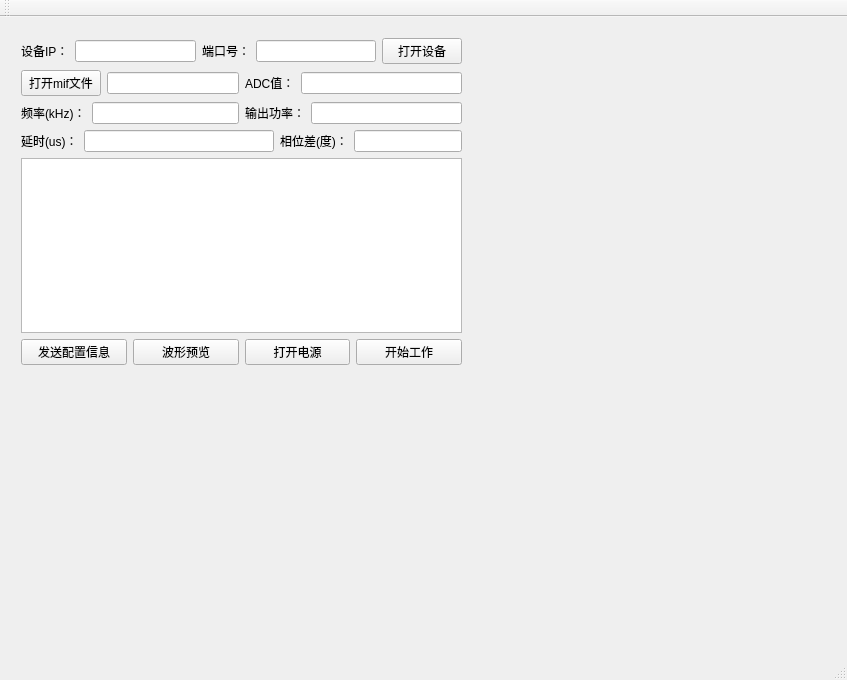
Above: Qt5Demo/Qt5Demo.ui from xdqrshi/lflQt before the change. Below: the same form after it.
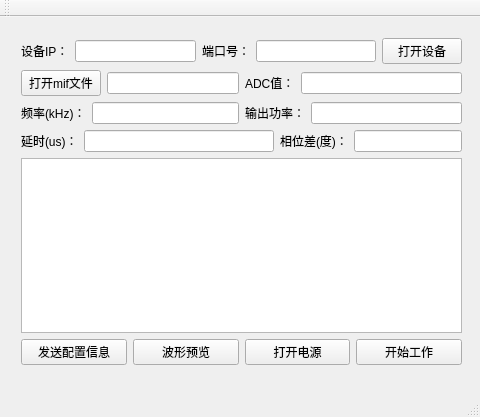
That is the form after the change. Custom widgets are drawn as their Qt base class.

Commit message: 修改了网络接收

The edit to the form file:
```diff
--- a/Qt5Demo/Qt5Demo.ui
+++ b/Qt5Demo/Qt5Demo.ui
@@ -6,8 +6,8 @@
    <rect>
     <x>0</x>
     <y>0</y>
-    <width>847</width>
-    <height>680</height>
+    <width>480</width>
+    <height>417</height>
    </rect>
   </property>
   <property name="windowTitle">
```
Left out of the diff: 2 changed lines with no effect on the pictures. The commit also changes 2 other files.
